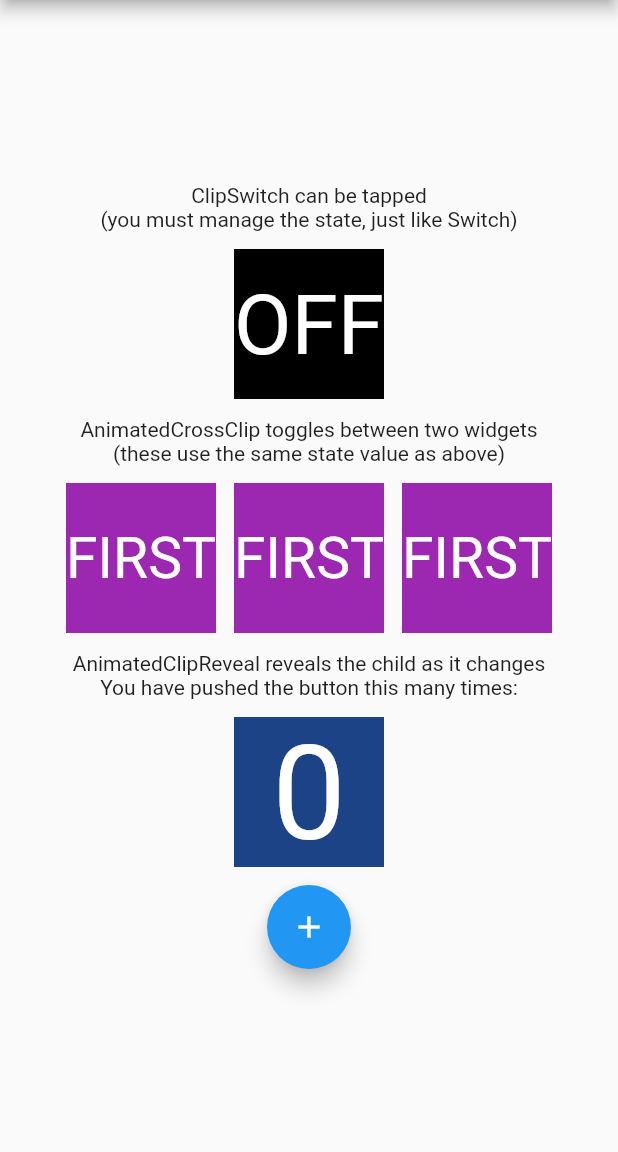
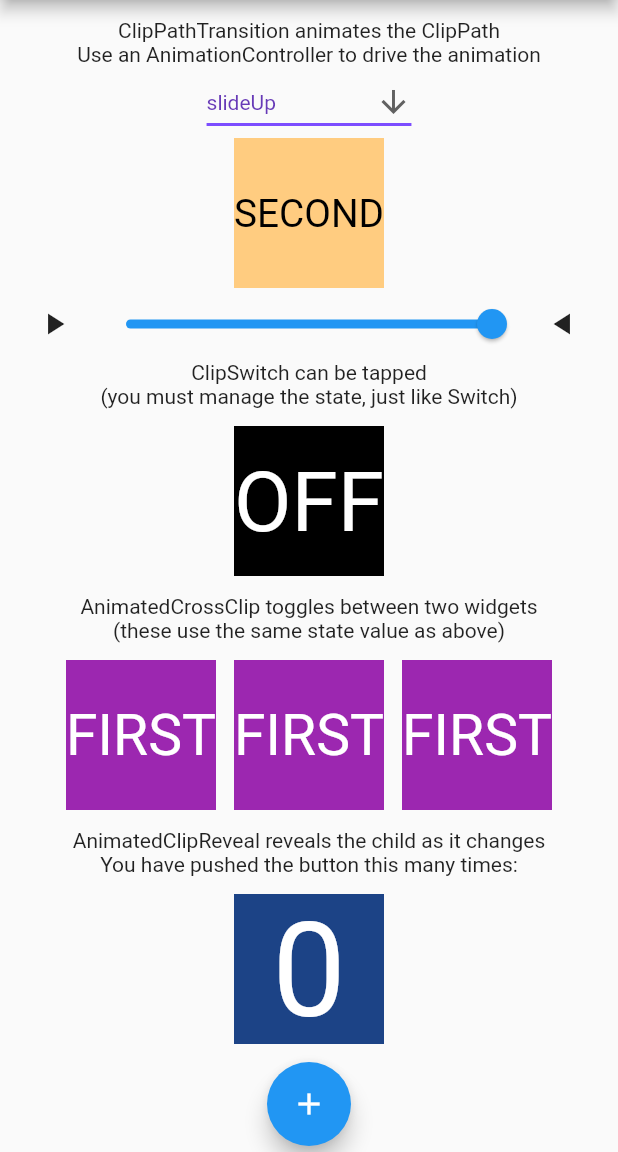
Before and after one commit to flowmobile/animated_clipper, a Flutter app: the screen it shows after launch, on a phone screen of 412 x 824 dp, the part 84-1236 px from its top. Run offline on Flutter 3.47's test engine with Material 2 defaults, Android fonts, the phone set to English and light mode, and no system bars.

Commit message:
Example Tidy

```diff
--- /dev/null
+++ b/example/lib/animation_playhead.dart
@@ -0,0 +1,94 @@
+// Handy Widget for testing animations - see: https://youtu.be/P-73Hv1vjJU
+
+import 'package:flutter/material.dart';
+
+class AnimationPlayhead extends StatefulWidget {
+  const AnimationPlayhead({
+    Key key,
+    @required AnimationController controller,
+  })  : _controller = controller,
+        super(key: key);
+
+  final AnimationController _controller;
+
+  @override
+  _AnimationPlayheadState createState() => _AnimationPlayheadState();
+}
+
+class _AnimationPlayheadState extends State<AnimationPlayhead> {
+  // When the animation controller changes value, or state
+  // ...we must run `setState` to make sure the Widget re-builds
+  @override
+  void initState() {
+    widget._controller.addListener(onValueChange);
+    widget._controller.addStatusListener(onStatusChange);
+    super.initState();
+  }
+
+  @override
+  void dispose() {
+    widget._controller.removeListener(onValueChange);
+    widget._controller.removeStatusListener(onStatusChange);
+    super.dispose();
+  }
+
+  void onValueChange() {
+    setState(() {});
+  }
+
+  void onStatusChange(AnimationStatus status) {
+    setState(() {});
+  }
+
+  @override
+  Widget build(BuildContext context) {
+    bool isAnimatingForward = widget._controller.isAnimating &&
+        widget._controller.status == AnimationStatus.forward;
+    bool isAnimatingReverse = widget._controller.isAnimating &&
+        widget._controller.status == AnimationStatus.reverse;
+    Icon _forwardIcon =
+        Icon(isAnimatingForward ? Icons.pause : Icons.play_arrow);
+    Icon _reverseIcon =
+        Icon(isAnimatingReverse ? Icons.pause : Icons.play_arrow);
+    return Row(
+      children: <Widget>[
+        IconButton(
+          icon: _forwardIcon,
+          onPressed: () {
+            if (!isAnimatingForward) {
+              widget._controller.forward();
+            } else {
+              widget._controller.stop();
+              setState(() {}); // Stopping an animation doesn't emit events
+            }
+          },
+        ),
+        Expanded(
+          child: Slider(
+            min: 0,
+            max: 1,
+            value: widget._controller.value,
+            label: '${widget._controller.value.toStringAsPrecision(3)}',
+            onChanged: (double value) {
+              widget._controller.value = value;
+            },
+          ),
+        ),
+        RotatedBox(
+          quarterTurns: 2,
+          child: IconButton(
+            icon: _reverseIcon,
+            onPressed: () {
+              if (!isAnimatingReverse) {
+                widget._controller.reverse();
+              } else {
+                widget._controller.stop();
+                setState(() {}); // Stopping an animation doesn't emit events
+              }
+            },
+          ),
+        ),
+      ],
+    );
+  }
+}
--- /dev/null
+++ b/example/lib/clip_path_transition_example.dart
@@ -0,0 +1,146 @@
+import 'package:animated_clipper/animated_clipper.dart';
+import 'package:flutter/material.dart';
+
+import 'animation_playhead.dart';
+import 'simple_box.dart';
+
+class ClipPathTransitionExample extends StatefulWidget {
+  const ClipPathTransitionExample({
+    Key key,
+  }) : super(key: key);
+
+  @override
+  _ClipPathTransitionExampleState createState() =>
+      _ClipPathTransitionExampleState();
+}
+
+class _ClipPathTransitionExampleState extends State<ClipPathTransitionExample>
+    with SingleTickerProviderStateMixin {
+  AnimationController _controller;
+
+  @override
+  void initState() {
+    super.initState();
+    _controller = AnimationController(
+      vsync: this,
+      duration: Duration(seconds: 2),
+    );
+    _controller.forward();
+  }
+
+  @override
+  void dispose() {
+    _controller.dispose();
+    super.dispose();
+  }
+
+  PathBuilder _pathBuilder = PathBuilders.slideUp;
+
+  List<DropdownMenuItem<PathBuilder>> _allPathBuilders = [
+    DropdownMenuItem(
+      value: PathBuilders.slideUp,
+      child: Text('slideUp'),
+    ),
+    DropdownMenuItem(
+      value: PathBuilders.slideDown,
+      child: Text('slideDown'),
+    ),
+    DropdownMenuItem(
+      value: PathBuilders.slideLeft,
+      child: Text('slideLeft'),
+    ),
+    DropdownMenuItem(
+      value: PathBuilders.slideRight,
+      child: Text('slideRight'),
+    ),
+    DropdownMenuItem(
+      value: PathBuilders.splitVerticalIn,
+      child: Text('splitVerticalIn'),
+    ),
+    DropdownMenuItem(
+      value: PathBuilders.splitVerticalOut,
+      child: Text('splitVerticalOut'),
+    ),
+    DropdownMenuItem(
+      value: PathBuilders.splitHorizontalIn,
+      child: Text('splitHorizontalIn'),
+    ),
+    DropdownMenuItem(
+      value: PathBuilders.splitHorizontalOut,
+      child: Text('splitHorizontalOut'),
+    ),
+    DropdownMenuItem(
+      value: PathBuilders.circleIn,
+      child: Text('circleIn'),
+    ),
+    DropdownMenuItem(
+      value: PathBuilders.circleOut,
+      child: Text('circleOut'),
+    ),
+  ];
+
+  @override
+  Widget build(BuildContext context) {
+    return Column(
+      children: <Widget>[
+        DropdownButton<PathBuilder>(
+          value: _pathBuilder,
+          icon: Icon(Icons.arrow_downward),
+          iconSize: 24,
+          elevation: 16,
+          style: TextStyle(color: Colors.deepPurple),
+          underline: Container(
+            height: 2,
+            color: Colors.deepPurpleAccent,
+          ),
+          onChanged: (PathBuilder newValue) {
+            setState(() {
+              _pathBuilder = newValue;
+            });
+          },
+          items: _allPathBuilders,
+        ),
+        ClipPathTransition(
+          animation: _controller.drive(CurveTween(curve: Curves.easeInOut)),
+          pathBuilder: _pathBuilder,
+          child: SimpleBox(
+            text: 'SECOND',
+            color: Colors.orange.shade200,
+          ),
+          // clipBehavior: Clip.antiAlias,
+        ),
+        AnimationPlayhead(
+          controller: _controller,
+        ),
+      ],
+    );
+
+    /*
+
+    // To demonstrate, we render the AnimatedClipStack with random params
+    Color randomColor =
+        Color((Random().nextDouble() * 0xFFFFFF).toInt()).withOpacity(1.0);
+    Curve curve = ClipPathTransitionExample
+        ._curves[widget.value % ClipPathTransitionExample._curves.length];
+    Duration randomDuration =
+        Duration(milliseconds: Random().nextInt(1000) + 1000);
+    PathBuilder pathBuilder = ClipPathTransitionExample._pathBuilders[
+        widget.value % ClipPathTransitionExample._pathBuilders.length];
+    // ...whenever the `child` is changed, the stack animates
+    // ...we must use a `key` since the Widget type is the same
+    return AnimatedClipReveal(
+      child: SimpleBox(
+        key: ValueKey<int>(widget.value),
+        text: '${widget.value}',
+        color: randomColor,
+      ),
+      // ...optional params
+      duration: randomDuration,
+      pathBuilder: pathBuilder,
+      clipBehavior: Clip.antiAlias,
+      curve: curve,
+      revealFirstChild: true,
+    );
+    */
+  }
+}
--- a/example/lib/main.dart
+++ b/example/lib/main.dart
@@ -4,6 +4,7 @@ import 'package:flutter/material.dart';
 
 import 'animated_clip_reveal_example.dart';
 import 'animated_cross_clip_example.dart';
+import 'clip_path_transition_example.dart';
 
 void main() {
   runApp(MyApp());
@@ -60,6 +61,10 @@ class _MyHomePageState extends State<MyHomePage> {
             child: Column(
               mainAxisAlignment: MainAxisAlignment.center,
               children: <Widget>[
+                // ClipPathTransition
+                Text('ClipPathTransition animates the ClipPath'),
+                Text('Use an AnimationController to drive the animation'),
+                ClipPathTransitionExample(),
                 // ClipSwitch
                 Text('ClipSwitch can be tapped'),
                 Text('(you must manage the state, just like Switch)'),
--- a/lib/src/path_builders/path_builders.dart
+++ b/lib/src/path_builders/path_builders.dart
@@ -42,15 +42,15 @@ class PathBuilders {
 
   /// Like the flying to the horizon and touching the sun with your mind
   static const PathBuilder splitHorizontalIn =
-      PathBuilderSplitHorizontal(invert: true);
+      PathBuilderSplitHorizontal(invert: false);
 
   /// Like a the sky and earth swallowing you whole
   static const PathBuilder splitHorizontalOut =
-      PathBuilderSplitHorizontal(invert: false);
+      PathBuilderSplitHorizontal(invert: true);
 
-  /// Like running into a sewage pipe
-  static const PathBuilder circleIn = PathBuilderCircle(invert: true);
+  /// Like running into a sewage pipe... ooh, sewage!
+  static const PathBuilder circleIn = PathBuilderCircle(invert: false);
 
-  /// Like running backwards out of a sewage pipe, what *was* that?
-  static const PathBuilder circleOut = PathBuilderCircle(invert: false);
+  /// Like running backwards out of a sewage pipe... ooh, fresh air!
+  static const PathBuilder circleOut = PathBuilderCircle(invert: true);
 }
```
